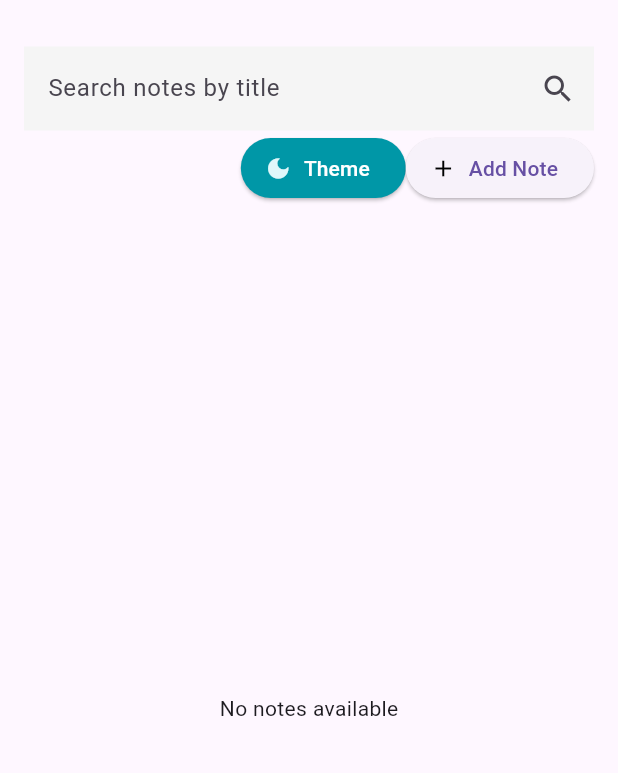
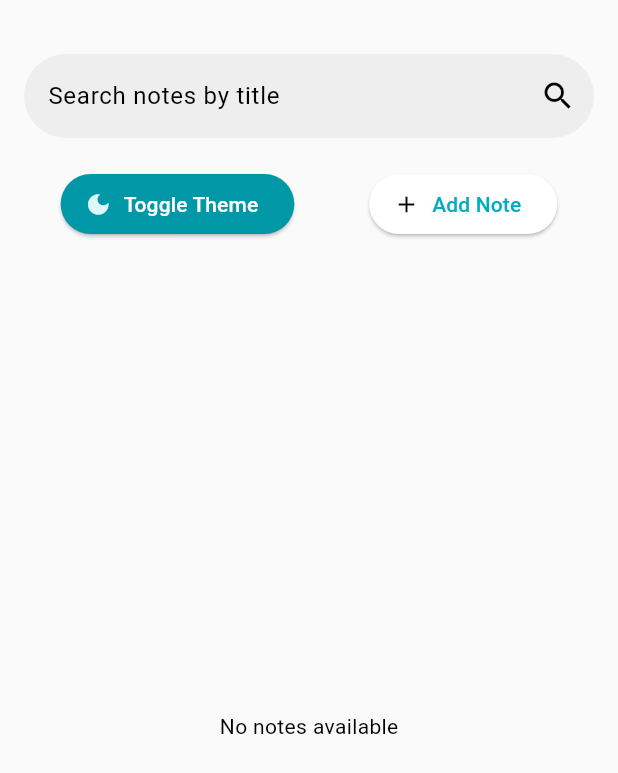
Before and after one commit to SandaraD/Skibbly, a Flutter app: the screen it shows after launch, on a phone screen of 412 x 824 dp. Shown: the top 773 px of the screen. Run offline on Flutter 3.47's test engine with Material 3 defaults, Android fonts, the phone set to English and light mode, and no system bars; our stand-ins replace shared_preferences, sqflite; accounts and stored records are empty.

Commit message:
Initial commit

```diff
--- a/lib/db/database_helper.dart
+++ b/lib/db/database_helper.dart
@@ -1,6 +1,6 @@
 import 'package:sqflite/sqflite.dart';
 import 'package:path/path.dart';
-import '../note.dart';
+import '../model/note.dart';
 
 class DatabaseHelper {
   static final DatabaseHelper instance = DatabaseHelper._init();
--- a/lib/main.dart
+++ b/lib/main.dart
@@ -1,22 +1,28 @@
 import 'package:flutter/material.dart';
+import 'package:provider/provider.dart';
 import 'screens/note_list_screen.dart';
 import 'screens/splash_screen.dart';
+import 'provider/theme_provider.dart';
 
 void main() {
-  runApp(MySimpleNoteApp());
+  runApp(
+    ChangeNotifierProvider(
+      create: (_) => ThemeProvider(),
+      child: MySimpleNoteApp(),
+    ),
+  );
 }
-
-
 
 class MySimpleNoteApp extends StatelessWidget {
   @override
   Widget build(BuildContext context) {
+    final themeProvider = Provider.of<ThemeProvider>(context);
+
     return MaterialApp(
       debugShowCheckedModeBanner: false,
       title: 'Notes App',
-      theme: ThemeData.light(),
-      darkTheme: ThemeData.dark(),
-      themeMode: ThemeMode.light,
+      theme: themeProvider.getTheme(),
+      themeMode: themeProvider.themeMode,
       home: SplashScreen(),
     );
   }
--- /dev/null
+++ b/lib/provider/theme_provider.dart
@@ -0,0 +1,65 @@
+import 'package:flutter/material.dart';
+import 'package:shared_preferences/shared_preferences.dart';
+
+class ThemeProvider extends ChangeNotifier {
+  ThemeMode themeMode = ThemeMode.light;//Default mode
+
+  ThemeProvider() {
+    _loadThemeFromPreferences();
+  }
+
+  void toggleTheme() async {
+    themeMode = themeMode == ThemeMode.light ? ThemeMode.dark : ThemeMode.light;
+    await _saveThemeToPreferences();
+    notifyListeners();
+  }
+
+  Future<void> _loadThemeFromPreferences() async {
+    final prefs = await SharedPreferences.getInstance();
+    final isDarkTheme = prefs.getBool('isDarkTheme') ?? false;
+    themeMode = isDarkTheme ? ThemeMode.dark : ThemeMode.light;
+    notifyListeners();
+  }
+
+  Future<void> _saveThemeToPreferences() async {
+    final prefs = await SharedPreferences.getInstance();
+    prefs.setBool('isDarkTheme', themeMode == ThemeMode.dark);
+  }
+
+
+  ThemeData getTheme() {
+    return themeMode == ThemeMode.dark ? _darkTheme : _lightTheme;
+  }
+
+ //Light theme
+  ThemeData _lightTheme = ThemeData.light().copyWith(
+    scaffoldBackgroundColor: Colors.grey[50],
+    colorScheme: ColorScheme.fromSwatch().copyWith(
+      primary: Colors.cyan[600],
+      secondary: Colors.teal[300],
+      onPrimary: Colors.white,
+      onSecondary: Colors.white,
+    ),
+    cardColor: Colors.teal[100],
+    textTheme: TextTheme(
+      bodyText2: TextStyle(color: Colors.black),
+      bodyText1: TextStyle(color: Colors.black),
+    ),
+  );
+
+ //Dark theme
+  ThemeData _darkTheme = ThemeData.dark().copyWith(
+    scaffoldBackgroundColor: Colors.grey[900],
+    colorScheme: ColorScheme.fromSwatch().copyWith(
+      primary: Colors.cyan[600],
+      secondary: Colors.teal[300],
+      onPrimary: Colors.white,
+      onSecondary: Colors.white,
+    ),
+    cardColor: Colors.teal[100],
+    textTheme: TextTheme(
+      bodyText1: TextStyle(color: Colors.white),
+      bodyText2: TextStyle(color: Colors.white),
+    ),
+  );
+}
--- a/lib/screens/add_note_screen.dart
+++ b/lib/screens/add_note_screen.dart
@@ -1,6 +1,6 @@
 import 'package:flutter/material.dart';
 import '../db/database_helper.dart';
-import '../note.dart';
+import '../model/note.dart';
 
 class AddNoteScreen extends StatefulWidget {
   @override
--- a/lib/screens/note_detail_screen.dart
+++ b/lib/screens/note_detail_screen.dart
@@ -1,5 +1,6 @@
 import 'package:flutter/material.dart';
-import '../note.dart';
+import '../model/note.dart';
+
 
 class NoteDetailScreen extends StatelessWidget {
   final Note note;
--- a/lib/screens/note_list_screen.dart
+++ b/lib/screens/note_list_screen.dart
@@ -1,140 +1,14 @@
-// import 'package:flutter/material.dart';
-// import 'package:intl/intl.dart';
-//
-// import '../db/database_helper.dart';
-// import '../note.dart';
-// import 'add_note_screen.dart';
-// import 'edit_note_screen.dart';
-// import 'note_detail_screen.dart';
-//
-// class NoteListScreen extends StatefulWidget {
-//   @override
-//   _NoteListScreenState createState() => _NoteListScreenState();
-// }
-//
-// class _NoteListScreenState extends State<NoteListScreen> {
-//   List<Note> notes = [];
-//
-//   @override
-//   void initState() {
-//     super.initState();
-//     _loadNotes();
-//   }
-//
-//   Future<void> _loadNotes() async {
-//     final data = await DatabaseHelper.instance.getNotes();
-//     setState(() {
-//       notes = data;
-//     });
-//   }
-//
-//   // Formatting date outside _loadNotes for accessibility
-//   String formatDate(String dateString) {
-//     DateTime date = DateTime.parse(dateString);
-//     return DateFormat('yMMMd').format(date);
-//   }
-//
-//   @override
-//   Widget build(BuildContext context) {
-//     return Scaffold(
-//       appBar: AppBar(
-//         title: Text('MySimpleNote'),
-//         backgroundColor: Colors.amber[600],
-//       ),
-//       body: notes.isEmpty
-//           ? Center(child: Text('No notes available'))
-//           : ListView.builder(
-//         itemCount: notes.length,
-//         itemBuilder: (context, index) {
-//           final note = notes[index];
-//           return Card(
-//             color: Colors.amber[50],
-//             margin: EdgeInsets.symmetric(horizontal: 10, vertical: 10),
-//             child: ListTile(
-//               title: Column(
-//                 crossAxisAlignment: CrossAxisAlignment.start,
-//                 children: [
-//                   Text(
-//                     '${formatDate(note.dateCreated)}',
-//                     style: TextStyle(fontSize: 15, color: Colors.grey[600]),
-//                   ),
-//                   SizedBox(height: 4),
-//                   Text(
-//                     note.title,
-//                     style: TextStyle(fontWeight: FontWeight.bold, fontSize: 20),
-//                   ),
-//                 ],
-//               ),
-//               subtitle: Text(
-//                 note.content.split('.').first + "...",
-//                 maxLines: 1,
-//                 style: TextStyle(fontSize: 18),
-//                 overflow: TextOverflow.ellipsis,
-//               ),
-//               onTap: () {
-//                 Navigator.push(
-//                   context,
-//                   MaterialPageRoute(
-//                     builder: (context) => NoteDetailScreen(note: note),
-//                   ),
-//                 );
-//               },
-//               trailing: Row(
-//                 mainAxisSize: MainAxisSize.min,
-//                 children: [
-//                   IconButton(
-//                     icon: Icon(Icons.edit, color: Colors.teal[900]),
-//                     onPressed: () {
-//                       Navigator.push(
-//                         context,
-//                         MaterialPageRoute(
-//                           builder: (context) => EditNoteScreen(note: note),
-//                         ),
-//                       ).then((_) => _loadNotes());
-//                     },
-//                   ),
-//                   IconButton(
-//                     icon: Icon(Icons.delete, color: Colors.red),
-//                     onPressed: () async {
-//                       await DatabaseHelper.instance.deleteNote(note.id!);
-//                       _loadNotes();
-//                     },
-//                   ),
-//                 ],
-//               ),
-//             ),
-//           );
-//         },
-//       ),
-//       floatingActionButton: FloatingActionButton(
-//         backgroundColor: Colors.amber[600],
-//         foregroundColor: Colors.cyan[900],
-//         onPressed: () async {
-//           final result = await Navigator.push(
-//             context,
-//             MaterialPageRoute(builder: (context) => AddNoteScreen()),
-//           );
-//
-//           if (result == true) {
-//             _loadNotes();
-//           }
-//         },
-//         child: Icon(Icons.add),
-//         tooltip: 'Add Note',
-//       ),
-//     );
-//   }
-// }
 
 import 'package:flutter/material.dart';
 import 'package:intl/intl.dart';
-import 'package:shared_preferences/shared_preferences.dart';
+import 'package:provider/provider.dart'; // Import provider package
 
 import '../db/database_helper.dart';
-import '../note.dart';
+import '../model/note.dart';
 import 'add_note_screen.dart';
 import 'edit_note_screen.dart';
 import 'note_detail_screen.dart';
+import '../provider/theme_provider.dart'; // Import your theme provider
 
 class NoteListScreen extends StatefulWidget {
   @override
@@ -144,7 +18,6 @@ class NoteListScreen extends StatefulWidget {
 class _NoteListScreenState extends State<NoteListScreen> {
   List<Note> notes = [];
   String searchQuery = '';
-  ThemeMode themeMode = ThemeMode.light;
 
   @override
   void initState() {
@@ -164,39 +37,23 @@ class _NoteListScreenState extends State<NoteListScreen> {
     return DateFormat('yMMMd').format(date);
   }
 
-  void _toggleTheme() {
-    setState(() {
-      themeMode =
-      themeMode == ThemeMode.light ? ThemeMode.dark : ThemeMode.light;
-    });
-  }
-
   @override
   Widget build(BuildContext context) {
+    final themeProvider = Provider.of<ThemeProvider>(context);
     final filteredNotes = notes.where((note) {
       return note.title.toLowerCase().contains(searchQuery.toLowerCase());
     }).toList();
 
-    return MaterialApp(
-      debugShowCheckedModeBanner: false,
-      theme: ThemeData.light(),
-      darkTheme: ThemeData.dark(),
-      themeMode: themeMode,
-      home: Scaffold(
+    return Scaffold(
       body: Padding(
         padding: const EdgeInsets.all(16.0),
         child: Column(
           crossAxisAlignment: CrossAxisAlignment.start,
           children: [
-    // Greeting Message
-    // Text(
-    //   'Hey ${widget.userName}! Ideas in mind? Let’s note them!',
-    //   style: TextStyle(fontSize: 24, fontWeight: FontWeight.bold, ),
-    // ),
-    SizedBox(height: 15),
-
+            SizedBox(height: 20),
             // Search Bar
             TextField(
+              style: TextStyle(color: Colors.black),
               onChanged: (value) {
                 setState(() {
                   searchQuery = value;
@@ -205,25 +62,31 @@ class _NoteListScreenState extends State<NoteListScreen> {
               decoration: InputDecoration(
                 labelText: 'Search notes by title',
                 filled: true,
-    fillColor: Colors.grey[100],
-    border: InputBorder.none,
+                fillColor: Colors.grey[200],
+                border: OutlineInputBorder(
+                  borderRadius: BorderRadius.circular(30.0),
+                  borderSide: BorderSide.none,
+                ),
                 suffixIcon: Icon(Icons.search),
               ),
             ),
-    SizedBox(height: 1),
+            SizedBox(height: 20),
             Row(
-    mainAxisAlignment: MainAxisAlignment.end,
+              mainAxisAlignment: MainAxisAlignment.spaceEvenly,
               children: [
                 ElevatedButton.icon(
-    onPressed: _toggleTheme,
-    icon: Icon(Icons.dark_mode, color: Colors.cyan[50]),
-    label: Text('Theme'),
+                  onPressed: themeProvider.toggleTheme, // Toggle theme using provider
+                  icon: Icon(themeProvider.themeMode == ThemeMode.dark
+                      ? Icons.light_mode
+                      : Icons.dark_mode,
+                      color: Colors.cyan[50]),
+                  label: Text('Toggle Theme'),
                   style: ElevatedButton.styleFrom(
                     backgroundColor: Colors.cyan[700],
-      foregroundColor: Colors.white
+                    foregroundColor: Colors.white,
                   ),
                 ),
-
+                SizedBox(width: 1),
                 ElevatedButton.icon(
                   onPressed: () async {
                     final result = await Navigator.push(
@@ -236,9 +99,6 @@ class _NoteListScreenState extends State<NoteListScreen> {
                   },
                   icon: Icon(Icons.add, color: Colors.black),
                   label: Text('Add Note'),
-    style: ElevatedButton.styleFrom(
-    // primary: Colors.amber[600],
-    ),
                 ),
               ],
             ),
@@ -251,8 +111,8 @@ class _NoteListScreenState extends State<NoteListScreen> {
                 itemBuilder: (context, index) {
                   final note = filteredNotes[index];
                   return Card(
-    color: Colors.teal[50],
-    margin: EdgeInsets.symmetric(vertical: 10),
+                    color: Theme.of(context).cardColor,
+                    margin: EdgeInsets.symmetric(vertical: 5),
                     child: ListTile(
                       title: Column(
                         crossAxisAlignment: CrossAxisAlignment.start,
@@ -299,10 +159,61 @@ class _NoteListScreenState extends State<NoteListScreen> {
                           IconButton(
                             icon: Icon(Icons.delete, color: Colors.red),
                             onPressed: () async {
-    await DatabaseHelper.instance.deleteNote(note.id!);
-    _loadNotes();
+                              bool? confirmDelete = await showDialog(
+                                context: context,
+                                builder: (BuildContext context) {
+                                  return AlertDialog(
+                                    backgroundColor: Colors.white, // Set the dialog background to white
+                                    title: Text(
+                                      'Confirm Delete',
+                                      style: TextStyle(color: Colors.black), // Set title color to black
+                                    ),
+                                    content: Text(
+                                      'Are you sure you want to delete this note?',
+                                      style: TextStyle(color: Colors.black), // Set content color to black
+                                    ),
+                                    actions: [
+                                      TextButton(
+                                        child: Text(
+                                          'Cancel',
+                                          style: TextStyle(color: Colors.black), // Set button text color to black
+                                        ),
+                                        onPressed: () {
+                                          Navigator.of(context).pop(false); // Dismiss the dialog
                                         },
                                       ),
+                                      TextButton(
+                                        child: Text(
+                                          'Yes',
+                                          style: TextStyle(color: Colors.black), // Set button text color to black
+                                        ),
+                                        onPressed: () {
+                                          Navigator.of(context).pop(true); // Confirm delete
+                                        },
+                                      ),
+                                    ],
+                                  );
+                                },
+                              );
+
+                              if (confirmDelete == true) {
+                                await DatabaseHelper.instance.deleteNote(note.id!);
+                                _loadNotes(); // Reload notes to update the list
+
+                                ScaffoldMessenger.of(context).showSnackBar(
+                                  SnackBar(
+                                    content: Text(
+                                        'Note deleted successfully!',
+                                      style: TextStyle(color: Colors.white),
+                                    ),
+                                    backgroundColor: Colors.green,
+                                    duration: Duration(seconds: 2), // Duration for how long the SnackBar should be shown
+                                  ),
+                                );
+                              }
+                            },
+                          ),
+
                         ],
                       ),
                     ),
@@ -313,23 +224,6 @@ class _NoteListScreenState extends State<NoteListScreen> {
           ],
         ),
       ),
-    // floatingActionButton: FloatingActionButton(
-    //   backgroundColor: Colors.amber[600],
-    //   foregroundColor: Colors.cyan[900],
-    //   onPressed: () async {
-    //     final result = await Navigator.push(
-    //       context,
-    //       MaterialPageRoute(builder: (context) => AddNoteScreen()),
-    //     );
-    //
-    //     if (result == true) {
-    //       _loadNotes();
-    //     }
-    //   },
-    //   child: Icon(Icons.add),
-    //   tooltip: 'Add Note',
-    // ),
-    )
     );
   }
 }
--- a/lib/theme_provider.dart
+++ /dev/null
@@ -1 +0,0 @@
-import 'package:flutter/material.dart';
--- a/pubspec.yaml
+++ b/pubspec.yaml
@@ -34,7 +34,7 @@ dependencies:
 
   # The following adds the Cupertino Icons font to your application.
   # Use with the CupertinoIcons class for iOS style icons.
-  cupertino_icons: ^1.0.6
+#  cupertino_icons: ^1.0.6
   sqflite: ^2.3.3+1
   path_provider: ^2.1.4
   intl: ^0.19.0
```
Also changed, not shown: lib/screens/edit_note_screen.dart (+7 -2 lines), lib/model/note.dart (renamed from lib/note.dart), pubspec.lock. Lines whose indentation alone changed are shown as unchanged.
